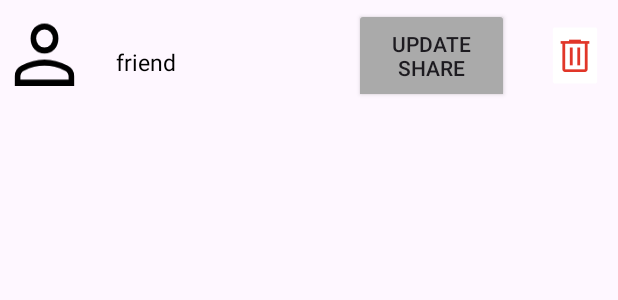
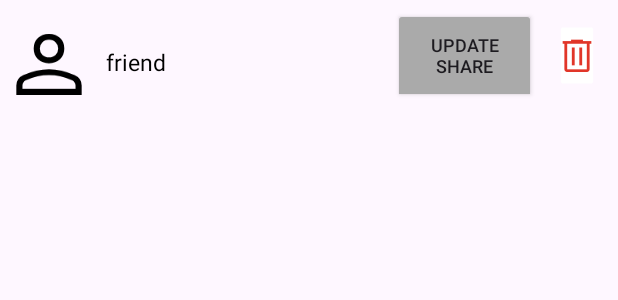
Before and after one commit to kiracus/wellness_studio, an Android app: the layout activity_friends_list_card_view.xml on its own in the app's theme, with its tools: preview values and no code run, on a phone screen of 412 x 824 dp. Shown: the top 300 px of the screen. Run offline under Robolectric (Android 15) with nearby library versions, the phone set to English and light mode, and no system bars.

```diff
--- a/app/src/main/res/layout/activity_friends_list_card_view.xml
+++ b/app/src/main/res/layout/activity_friends_list_card_view.xml
@@ -17,17 +17,16 @@
                 android:clickable="false"
                 android:layout_weight="1"
                 android:contentDescription="person icon"
-                android:scaleType="fitStart"
-                android:scaleY=".9"
+                android:scaleY=".8"
                 app:srcCompat="@drawable/ic_person_icon" />
 
             <TextView
                 android:id="@+id/friendListEmail"
                 android:layout_width="wrap_content"
                 android:layout_height="wrap_content"
-                android:layout_marginStart="18dp"
+                android:layout_marginStart="5dp"
                 android:layout_marginTop="18dp"
-                android:layout_marginEnd="22dp"
+                android:layout_marginEnd="2dp"
                 android:layout_marginBottom="18dp"
                 android:layout_weight="8"
                 android:text="friend"
@@ -36,22 +35,25 @@
 
             <ToggleButton
                 android:id="@+id/exerciseShareButton"
-                android:layout_width="92dp"
+                android:layout_width="77dp"
                 android:layout_height="63dp"
                 android:layout_margin="5dp"
+                android:layout_marginEnd="0dp"
                 android:layout_weight="1"
                 android:backgroundTint="@android:color/darker_gray"
+                android:checked="true"
                 android:textOff="Update Share"
                 android:textOn="Update Share"
-                android:checked="true"
+                android:textSize="12dp"
                 app:layout_constraintEnd_toEndOf="parent" />
 
             <ImageButton
                 android:id="@+id/deleteFriendButton"
-                android:layout_width="45dp"
+                android:layout_width="26dp"
                 android:layout_height="match_parent"
                 android:layout_gravity="start"
-                android:layout_marginStart="10dp"
+                android:layout_marginStart="0dp"
+                android:layout_marginEnd="5dp"
                 android:layout_weight="1"
                 android:backgroundTint="@color/white"
                 android:scaleX=".6"
```
Also changed, not shown: app/src/main/java/edu/neu/madcourse/wellness_studio/friendsList/FriendListAdapter.java (+55 -3 lines), app/src/main/java/edu/neu/madcourse/wellness_studio/friendsList/FriendsList.java (+74 -9 lines).
